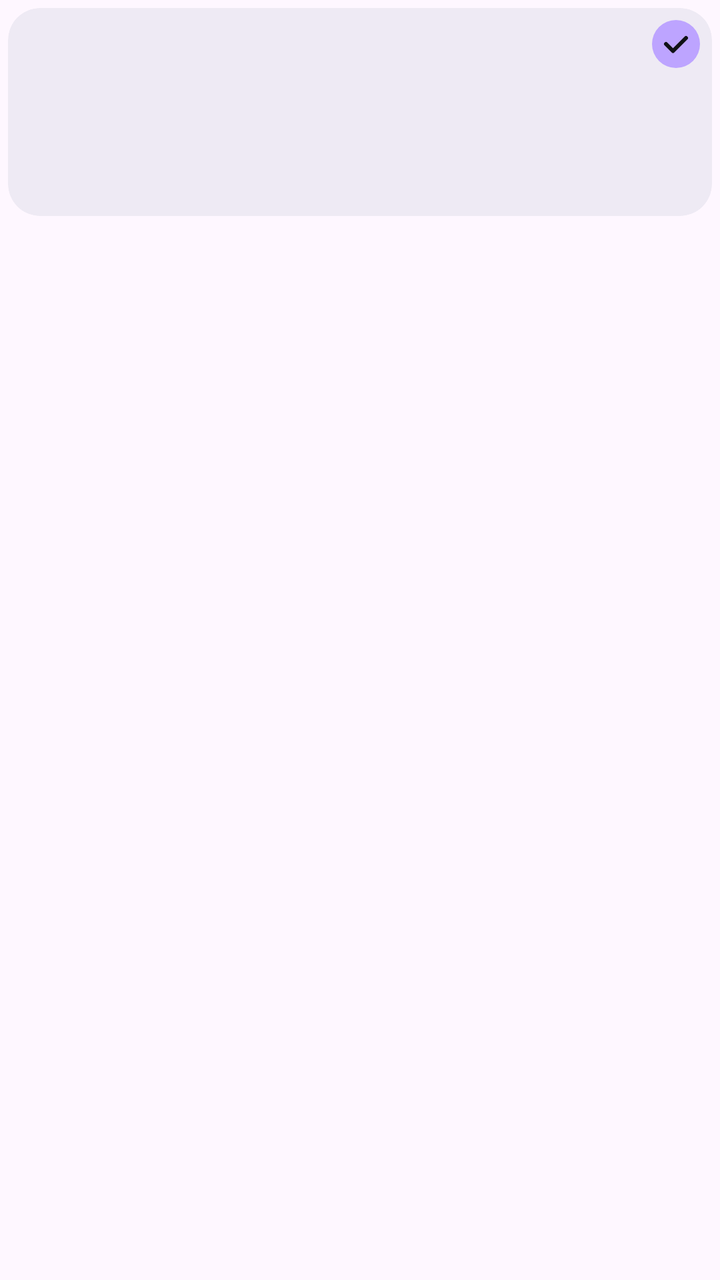
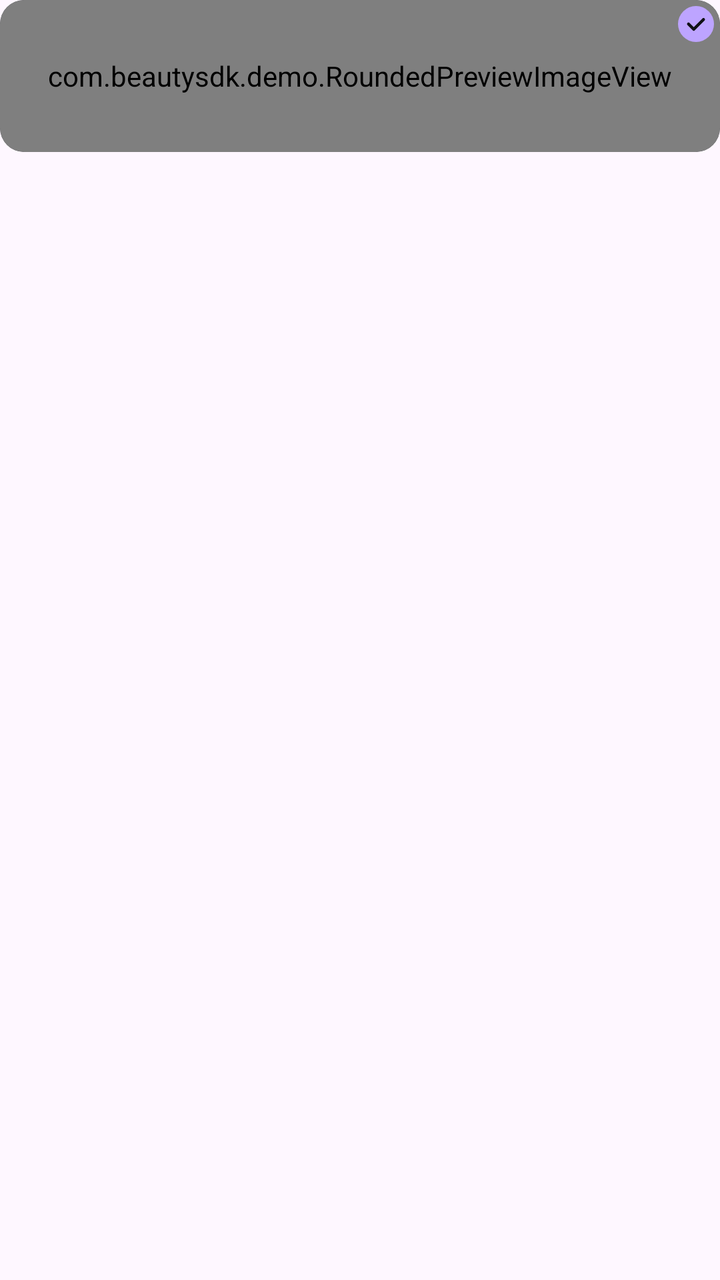

Two renders of the same Android screen: before a commit and after it. Below are the layout's source before the change and the commit's diff.
<!-- AndroidManifest.xml: application theme Theme.Beauty -->
<!-- res/layout/item_effect_preset.xml -->
<LinearLayout xmlns:android="http://schemas.android.com/apk/res/android" android:layout_width="match_parent" android:layout_height="wrap_content" android:orientation="vertical" android:padding="4dp" android:clickable="true" android:focusable="true" android:background="@drawable/bg_preset_touch" android:descendantFocusability="blocksDescendants">
    <FrameLayout android:layout_width="match_parent" android:layout_height="104dp" android:background="@drawable/bg_preset_preview" android:clipToOutline="true" android:duplicateParentState="true">
        <ImageView android:id="@+id/preset_preview" android:layout_width="match_parent" android:layout_height="match_parent" android:scaleType="fitCenter" android:importantForAccessibility="no" />
        <View android:layout_width="match_parent" android:layout_height="match_parent" android:background="@drawable/bg_preset_selection" android:duplicateParentState="true" android:importantForAccessibility="no" />
        <ImageView android:id="@+id/preset_check" android:layout_width="24dp" android:layout_height="24dp" android:layout_gravity="top|end" android:layout_margin="6dp" android:src="@drawable/ic_preset_selected" android:importantForAccessibility="no" />
    </FrameLayout>
    <TextView android:id="@+id/preset_name" android:layout_width="match_parent" android:layout_height="wrap_content" android:layout_marginTop="8dp" android:gravity="center" android:minLines="2" android:maxLines="2" android:ellipsize="end" android:textSize="13sp" android:fontFamily="sans-serif-medium" android:textColor="@color/effect_label" android:duplicateParentState="true" android:importantForAccessibility="no" />
</LinearLayout>
<!-- resources referenced by this layout -->
<resources>
  <!-- drawable bg_preset_preview (drawable) -->
  <shape xmlns:android="http://schemas.android.com/apk/res/android"><solid android:color="@color/preset_preview_surface" /><corners android:radius="16dp" /></shape>
  <!-- drawable bg_preset_selection (drawable) -->
  <selector xmlns:android="http://schemas.android.com/apk/res/android"><item android:state_selected="true"><shape><solid android:color="@android:color/transparent" /><stroke android:width="2dp" android:color="@color/camera_accent" /><corners android:radius="16dp" /></shape></item><item android:drawable="@android:color/transparent" /></selector>
  <!-- drawable bg_preset_touch (drawable) -->
  <ripple xmlns:android="http://schemas.android.com/apk/res/android" android:color="@color/preset_ripple"><item android:id="@android:id/mask"><shape><solid android:color="@android:color/white" /><corners android:radius="18dp" /></shape></item></ripple>
  <!-- drawable ic_preset_selected (drawable) -->
  <vector xmlns:android="http://schemas.android.com/apk/res/android" android:width="24dp" android:height="24dp" android:viewportWidth="24" android:viewportHeight="24"><path android:fillColor="@color/camera_accent" android:pathData="M12,0a12,12 0,1 0,0 24a12,12 0,1 0,0 -24" /><path android:fillColor="@android:color/transparent" android:strokeColor="@color/camera_surface" android:strokeWidth="2" android:strokeLineCap="round" android:strokeLineJoin="round" android:pathData="M7,12L10.5,15.5L17,9" /></vector>
  <style name="Theme.Beauty" parent="Theme.Material3.DayNight.NoActionBar">
          <item name="colorPrimary">@color/primary</item>
          <item name="colorOnPrimary">@color/on_primary</item>
          <item name="android:statusBarColor">@android:color/transparent</item>
          <item name="android:navigationBarColor">@android:color/transparent</item>
          <item name="android:windowLightStatusBar">true</item>
      </style>
  <color name="preset_preview_surface">#EEEAF4</color>
  <color name="camera_accent">#BDA4FF</color>
  <color name="preset_ripple">#26BDA4FF</color>
  <color name="camera_surface">#101116</color>
  <color name="primary">#1B5E20</color>
  <color name="on_primary">#FFFFFF</color>
</resources>

<!-- the commit's change to res/layout/item_effect_preset.xml (unified diff, before → after) -->
@@ -1,8 +1,9 @@
-<LinearLayout xmlns:android="http://schemas.android.com/apk/res/android" android:layout_width="match_parent" android:layout_height="wrap_content" android:orientation="vertical" android:padding="4dp" android:clickable="true" android:focusable="true" android:background="@drawable/bg_preset_touch" android:descendantFocusability="blocksDescendants">
-    <FrameLayout android:layout_width="match_parent" android:layout_height="104dp" android:background="@drawable/bg_preset_preview" android:clipToOutline="true" android:duplicateParentState="true">
-        <ImageView android:id="@+id/preset_preview" android:layout_width="match_parent" android:layout_height="match_parent" android:scaleType="fitCenter" android:importantForAccessibility="no" />
+<LinearLayout xmlns:android="http://schemas.android.com/apk/res/android" xmlns:app="http://schemas.android.com/apk/res-auto" android:layout_width="match_parent" android:layout_height="wrap_content" android:orientation="vertical" android:padding="0dp" android:minHeight="48dp" android:clickable="true" android:focusable="true" android:background="@drawable/bg_preset_touch" android:descendantFocusability="blocksDescendants">
+    <FrameLayout android:layout_width="match_parent" android:layout_height="76dp" android:background="@drawable/bg_preset_preview" android:clipToOutline="true" android:duplicateParentState="true">
+        <com.beautysdk.demo.RoundedPreviewImageView android:id="@+id/preset_preview" android:layout_width="match_parent" android:layout_height="match_parent" android:scaleType="centerCrop" android:importantForAccessibility="no" />
         <View android:layout_width="match_parent" android:layout_height="match_parent" android:background="@drawable/bg_preset_selection" android:duplicateParentState="true" android:importantForAccessibility="no" />
-        <ImageView android:id="@+id/preset_check" android:layout_width="24dp" android:layout_height="24dp" android:layout_gravity="top|end" android:layout_margin="6dp" android:src="@drawable/ic_preset_selected" android:importantForAccessibility="no" />
+        <ImageView android:id="@+id/preset_check" android:layout_width="18dp" android:layout_height="18dp" android:layout_gravity="top|end" android:layout_margin="3dp" android:src="@drawable/ic_preset_selected" android:importantForAccessibility="no" />
     </FrameLayout>
-    <TextView android:id="@+id/preset_name" android:layout_width="match_parent" android:layout_height="wrap_content" android:layout_marginTop="8dp" android:gravity="center" android:minLines="2" android:maxLines="2" android:ellipsize="end" android:textSize="13sp" android:fontFamily="sans-serif-medium" android:textColor="@color/effect_label" android:duplicateParentState="true" android:importantForAccessibility="no" />
+    <TextView android:id="@+id/preset_name" android:layout_width="match_parent" android:layout_height="wrap_content" android:layout_marginTop="6dp" android:gravity="top|center_horizontal" android:minLines="1" android:maxLines="1" android:includeFontPadding="false" android:ellipsize="end" android:textSize="12sp" android:fontFamily="sans-serif" android:textColor="@color/effect_label" android:duplicateParentState="true" android:importantForAccessibility="no" />
+    <TextView android:id="@+id/preset_status" android:layout_width="match_parent" android:layout_height="wrap_content" android:gravity="center" android:minLines="1" android:maxLines="1" android:ellipsize="end" android:textSize="12sp" android:textColor="@color/camera_muted" android:visibility="gone" android:paddingTop="4dp" />
 </LinearLayout>
<!-- resource entries referenced after the edit -->
@@ -1,11 +1,12 @@
 <!-- resources referenced by this layout -->
 <resources>
+  <color name="camera_muted">#B8B6C4</color>
   <!-- drawable bg_preset_preview (drawable) -->
-  <shape xmlns:android="http://schemas.android.com/apk/res/android"><solid android:color="@color/preset_preview_surface" /><corners android:radius="16dp" /></shape>
+  <shape xmlns:android="http://schemas.android.com/apk/res/android"><solid android:color="@color/preset_preview_surface" /><corners android:radius="@dimen/effect_card_radius" /></shape>
   <!-- drawable bg_preset_selection (drawable) -->
-  <selector xmlns:android="http://schemas.android.com/apk/res/android"><item android:state_selected="true"><shape><solid android:color="@android:color/transparent" /><stroke android:width="2dp" android:color="@color/camera_accent" /><corners android:radius="16dp" /></shape></item><item android:drawable="@android:color/transparent" /></selector>
+  <selector xmlns:android="http://schemas.android.com/apk/res/android"><item android:state_selected="true"><shape><solid android:color="@android:color/transparent" /><stroke android:width="2dp" android:color="@color/camera_accent" /><corners android:radius="@dimen/effect_card_radius" /></shape></item><item android:drawable="@android:color/transparent" /></selector>
   <!-- drawable bg_preset_touch (drawable) -->
-  <ripple xmlns:android="http://schemas.android.com/apk/res/android" android:color="@color/preset_ripple"><item android:id="@android:id/mask"><shape><solid android:color="@android:color/white" /><corners android:radius="18dp" /></shape></item></ripple>
+  <ripple xmlns:android="http://schemas.android.com/apk/res/android" android:color="@color/preset_ripple"><item android:id="@android:id/mask"><shape><solid android:color="@android:color/white" /><corners android:radius="@dimen/effect_card_radius" /></shape></item></ripple>
   <!-- drawable ic_preset_selected (drawable) -->
   <vector xmlns:android="http://schemas.android.com/apk/res/android" android:width="24dp" android:height="24dp" android:viewportWidth="24" android:viewportHeight="24"><path android:fillColor="@color/camera_accent" android:pathData="M12,0a12,12 0,1 0,0 24a12,12 0,1 0,0 -24" /><path android:fillColor="@android:color/transparent" android:strokeColor="@color/camera_surface" android:strokeWidth="2" android:strokeLineCap="round" android:strokeLineJoin="round" android:pathData="M7,12L10.5,15.5L17,9" /></vector>
   <style name="Theme.Beauty" parent="Theme.Material3.DayNight.NoActionBar">
@@ -15,7 +16,8 @@
           <item name="android:navigationBarColor">@android:color/transparent</item>
           <item name="android:windowLightStatusBar">true</item>
       </style>
-  <color name="preset_preview_surface">#EEEAF4</color>
+  <color name="preset_preview_surface">#272833</color>
+  <dimen name="effect_card_radius">12dp</dimen>
   <color name="camera_accent">#BDA4FF</color>
   <color name="preset_ripple">#26BDA4FF</color>
   <color name="camera_surface">#101116</color>
